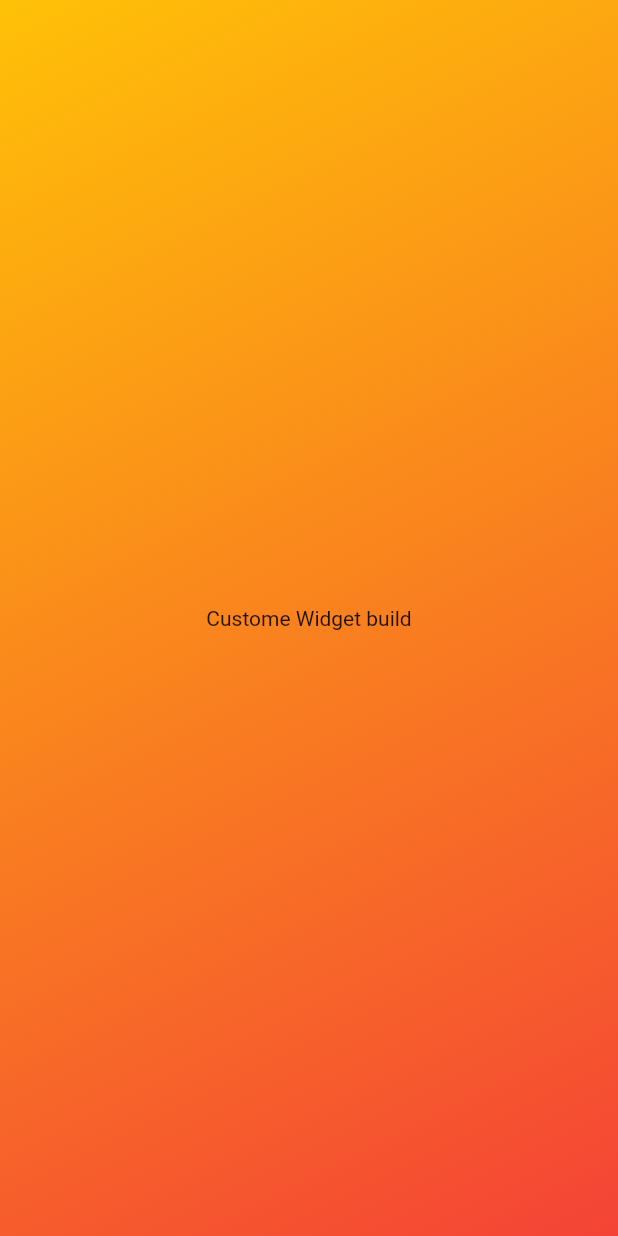
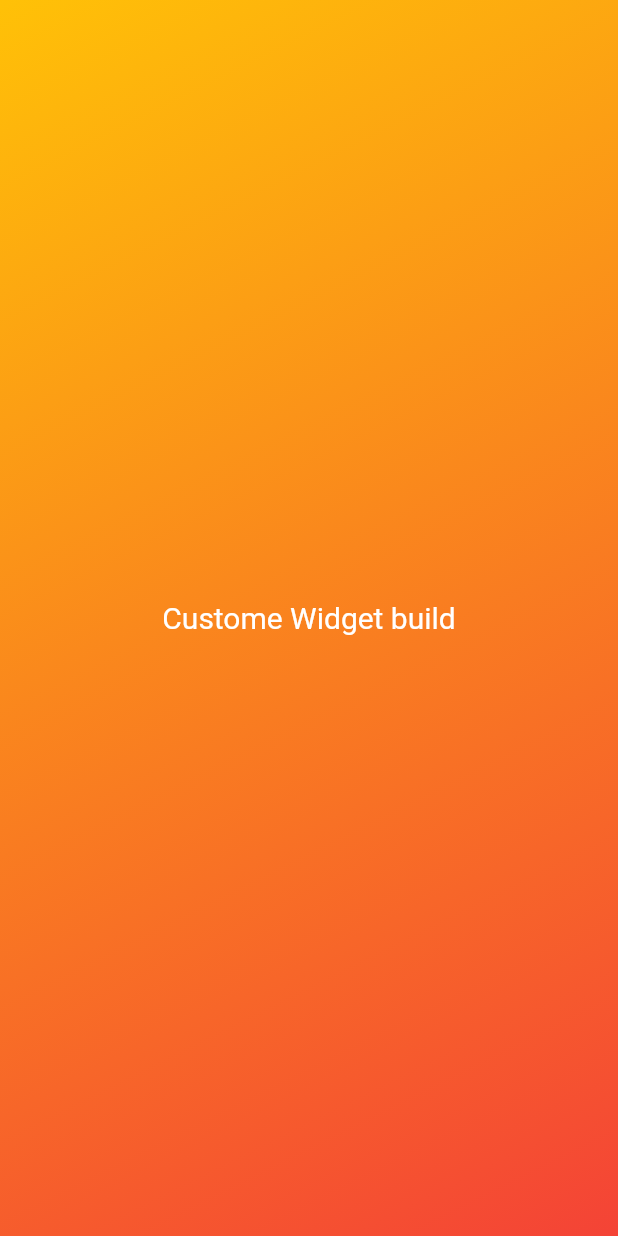
Before and after one commit to hasanrazib/flutter_my_test_app, a Flutter app: the screen it shows after launch, on a phone screen of 412 x 824 dp. Run offline on Flutter 3.47's test engine with Material 2 defaults, Android fonts, the phone set to English and light mode, and no system bars.

Commit message:
Text widget styling apply

```diff
--- a/lib/gradient_container.dart
+++ b/lib/gradient_container.dart
@@ -17,7 +17,7 @@ class GradientContainer extends StatelessWidget{
               ),
             ),
       child: const Center(
-        child: Text('Custome Widget build'),
+        child: Text('Custome Widget build', style: TextStyle(color:Colors.white,fontSize: 20),),
       ),
     );
   }
```
